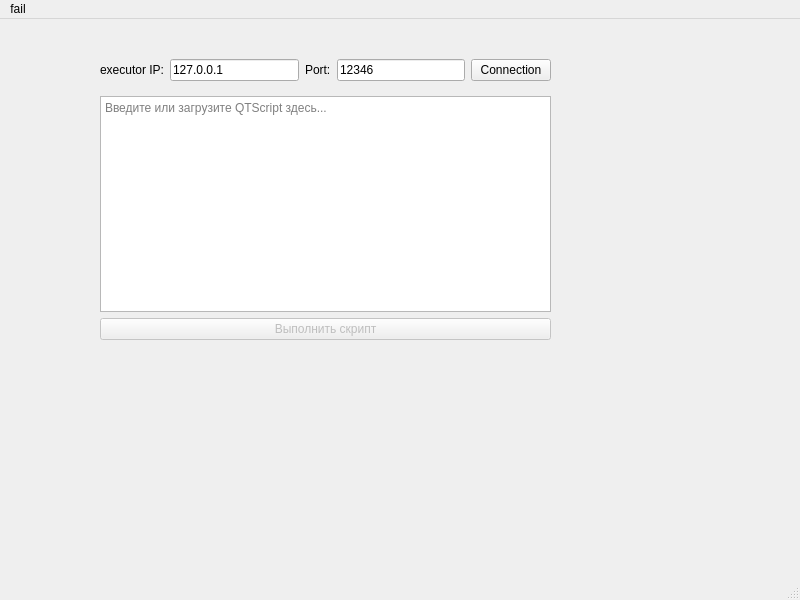
Before: the Qt Designer form ScriptEditor/scripteditor.ui in AlfaReggie/QTScriptEditor, drawn with Qt 5.
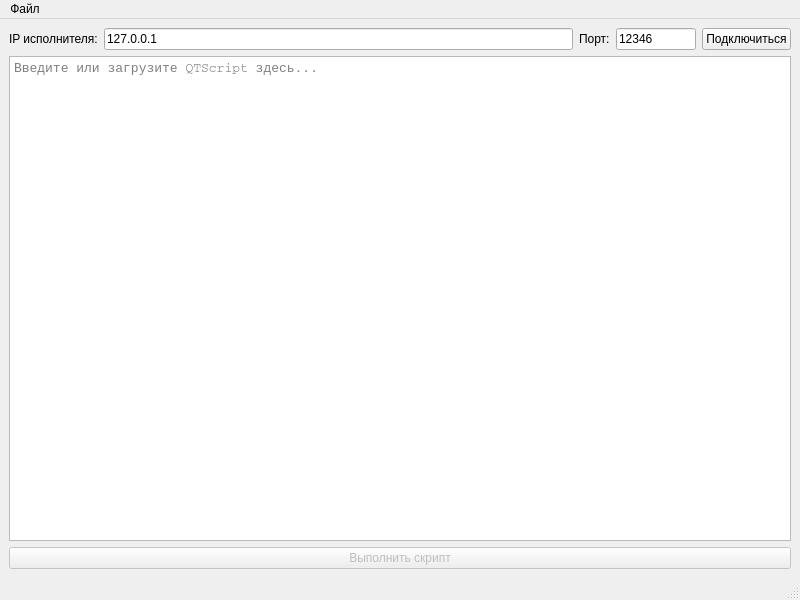
After: the same form once the commit is applied.

Patch:
```diff
--- a/ScriptEditor/scripteditor.ui
+++ b/ScriptEditor/scripteditor.ui
@@ -11,31 +11,16 @@
    </rect>
   </property>
   <property name="windowTitle">
-   <string>ScriptEditor</string>
+   <string>QTScript Editor</string>
   </property>
   <widget class="QWidget" name="centralwidget">
-   <widget class="QWidget" name="verticalLayoutWidget_2">
-    <property name="geometry">
-     <rect>
-      <x>100</x>
-      <y>40</y>
-      <width>451</width>
-      <height>281</height>
-     </rect>
-    </property>
-    <layout class="QVBoxLayout" name="verticalLayout_2">
+   <layout class="QVBoxLayout" name="verticalLayout">
      <item>
-      <layout class="QHBoxLayout" name="horizontalLayout">
-       <property name="spacing">
-        <number>6</number>
-       </property>
-       <property name="bottomMargin">
-        <number>9</number>
-       </property>
+     <layout class="QHBoxLayout" name="connectionLayout">
        <item>
-        <widget class="QLabel" name="ipLabel">
+       <widget class="QLabel" name="label">
          <property name="text">
-          <string>executor IP:</string>
+         <string>IP исполнителя:</string>
          </property>
         </widget>
        </item>
@@ -47,14 +32,20 @@
         </widget>
        </item>
        <item>
-        <widget class="QLabel" name="portLabel">
+       <widget class="QLabel" name="label_2">
          <property name="text">
-          <string>Port:</string>
+         <string>Порт:</string>
          </property>
         </widget>
        </item>
        <item>
         <widget class="QLineEdit" name="executorPort">
+        <property name="maximumSize">
+         <size>
+          <width>80</width>
+          <height>16777215</height>
+         </size>
+        </property>
          <property name="text">
           <string>12346</string>
          </property>
@@ -63,7 +54,7 @@
        <item>
         <widget class="QPushButton" name="connectButton">
          <property name="text">
-          <string>Connection</string>
+         <string>Подключиться</string>
          </property>
         </widget>
        </item>
@@ -71,6 +62,12 @@
      </item>
      <item>
       <widget class="QTextEdit" name="scriptEditor">
+      <property name="font">
+       <font>
+        <family>Courier</family>
+        <pointsize>10</pointsize>
+       </font>
+      </property>
        <property name="placeholderText">
         <string>Введите или загрузите QTScript здесь...</string>
        </property>
@@ -88,31 +85,30 @@
      </item>
     </layout>
    </widget>
-  </widget>
-  <widget class="QStatusBar" name="statusbar"/>
-  <widget class="QMenuBar" name="menuBar">
+  <widget class="QMenuBar" name="menubar">
    <property name="geometry">
     <rect>
      <x>0</x>
      <y>0</y>
      <width>800</width>
-     <height>23</height>
+     <height>21</height>
     </rect>
    </property>
-   <widget class="QMenu" name="menufail">
+   <widget class="QMenu" name="menuFile">
     <property name="title">
-     <string>fail</string>
+     <string>Файл</string>
     </property>
     <addaction name="actionNew"/>
     <addaction name="actionOpen"/>
     <addaction name="actionSave"/>
     <addaction name="actionSaveAs"/>
    </widget>
-   <addaction name="menufail"/>
+   <addaction name="menuFile"/>
   </widget>
+  <widget class="QStatusBar" name="statusbar"/>
   <action name="actionNew">
    <property name="text">
-    <string>New</string>
+    <string>Новый</string>
    </property>
    <property name="shortcut">
     <string>Ctrl+N</string>
@@ -120,7 +116,7 @@
   </action>
   <action name="actionOpen">
    <property name="text">
-    <string>Open</string>
+    <string>Открыть</string>
    </property>
    <property name="shortcut">
     <string>Ctrl+O</string>
@@ -128,7 +124,7 @@
   </action>
   <action name="actionSave">
    <property name="text">
-    <string>Save</string>
+    <string>Сохранить</string>
    </property>
    <property name="shortcut">
     <string>Ctrl+S</string>
@@ -136,7 +132,7 @@
   </action>
   <action name="actionSaveAs">
    <property name="text">
-    <string>SaveAs</string>
+    <string>Сохранить как...</string>
    </property>
   </action>
  </widget>
```
Lines whose indentation alone changed are shown as unchanged.
